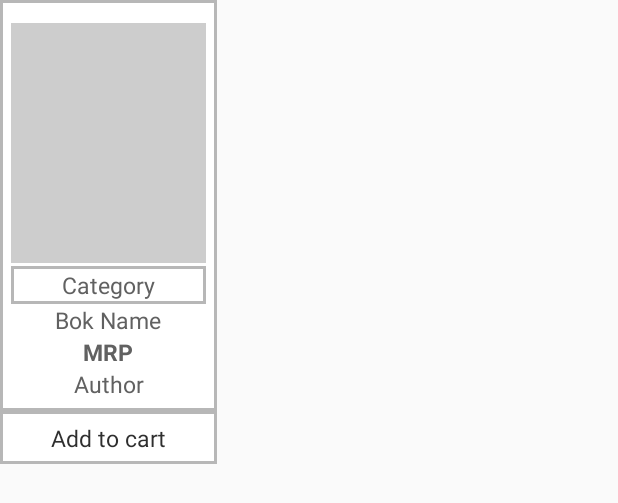
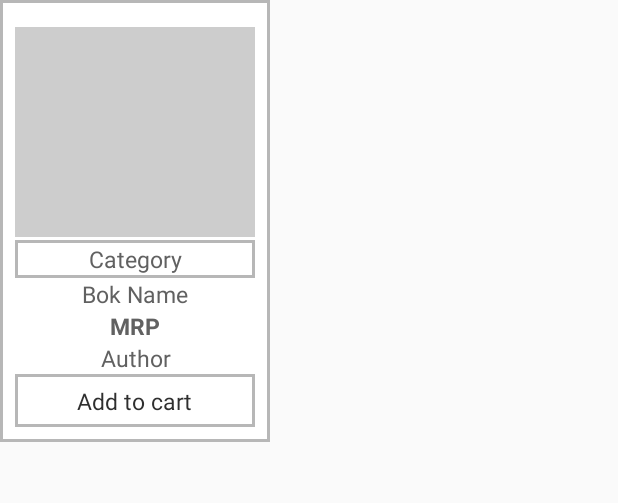
Before and after one commit to Anubhavkumar076/mypustak_updated_code-masters, an Android app: the layout wishlist_container.xml on its own in the app's theme, with its tools: preview values and no code run, on a phone screen of 412 x 824 dp. Shown: the top 503 px of the screen. Run offline under Robolectric (Android 15) with nearby library versions, the phone set to English and light mode, and no system bars; network calls fail.

Commit message:
Final Commit

```diff
--- a/app/src/main/java/com/mypushtak/app/Adapters/CartItemsAdapter.java
+++ b/app/src/main/java/com/mypushtak/app/Adapters/CartItemsAdapter.java
@@ -87,7 +87,7 @@ public class CartItemsAdapter extends RecyclerView.Adapter<CartItemsAdapter.View
         final String name=cartItem.getTitle();
         final String authors=cartItem.getAuthor();
         final int price=cartItem.getPrice();
-     final   int qtys=cartItem.getQty();
+        final   int qtys=cartItem.getQty();
         int shipping=cartItem.getShipping();
         int handling=cartItem.getHandelling();
 
--- a/app/src/main/java/com/mypushtak/app/Adapters/DeliveryAddressAdapter.java
+++ b/app/src/main/java/com/mypushtak/app/Adapters/DeliveryAddressAdapter.java
@@ -56,7 +56,7 @@ public class DeliveryAddressAdapter extends RecyclerView.Adapter<DeliveryAddress
                 String phone= String.valueOf(address.getPhone_no());
                 Intent i=new Intent(context, EditAddress.class);
                 i.putExtra("addressid",address.getAddress_id());
-                EditAddressData data=new EditAddressData(address.getRec_name(),address.getAddress(),address.getLandmarkh(),address.getState_name(),address.getCity(),pincode,phone);
+                EditAddressData data=new EditAddressData(address.getRec_name(),address.getAddress(),address.getLandmarkh(),address.getState_name(),address.getCity(),pincode,phone,address.getAddress_id());
 
                 Log.d("delivery wala",""+address.getRec_name()+"  "+address.getAddress());
                 Log.d("delivery data",""+data.getContact()+" "+data.getReciever()+" "+data.getPincode()+"  "+data.getTotal_amount());
@@ -69,10 +69,11 @@ public class DeliveryAddressAdapter extends RecyclerView.Adapter<DeliveryAddress
             public void onClick(View view) {
                 String pincode= String.valueOf(address.getPincode());
                 String phone= String.valueOf(address.getPhone_no());
-                EditAddressData data=new EditAddressData(address.getRec_name(),address.getAddress(),address.getLandmarkh(),address.getState_name(),address.getCity(),pincode,phone);
+                EditAddressData data=new EditAddressData(address.getRec_name(),address.getAddress(),address.getLandmarkh(),address.getState_name(),address.getCity(),pincode,phone,address.getAddress_id());
                 Log.d("delivery wala",""+address.getRec_name()+"  "+address.getAddress());
                 Log.d("delivery data",""+data.getContact()+" "+data.getReciever()+" "+data.getPincode()+"  "+data.getTotal_amount());
                 Intent i=new Intent(context, CaptchaConfirmation.class);
+                i.putExtra("deliver_address_id",""+address.getAddress_id());
                 context.startActivity(i);
 
             }
--- a/app/src/main/res/layout/app_bar_home_old.xml
+++ b/app/src/main/res/layout/app_bar_home_old.xml
@@ -28,7 +28,8 @@
                 android:layout_height="50dp"
                 android:layout_alignParentRight="true"
                 android:padding="15dp"
-                android:src="@drawable/search_icon" />
+                android:src="@drawable/search_icon"
+                android:id="@+id/search_"/>
 
             <ImageView
                 android:id="@+id/home_icon"
--- a/app/src/main/res/layout/wishlist_container.xml
+++ b/app/src/main/res/layout/wishlist_container.xml
@@ -1,88 +1,87 @@
 <?xml version="1.0" encoding="utf-8"?>
 <RelativeLayout
     xmlns:android="http://schemas.android.com/apk/res/android"
-    android:layout_width="match_parent"
-    android:layout_height="match_parent"
+
+    android:layout_width="180dp"
+    android:layout_height="wrap_content"
+
     >
 
 
    <RelativeLayout
-       android:layout_width="wrap_content"
+       android:layout_width="match_parent"
        android:layout_height="wrap_content"
        android:background="@drawable/grey_border_box"
-       android:padding="7dp"
+       android:padding="10dp"
        android:id="@+id/relative"
        >
        <ImageView
-           android:layout_width="130dp"
-           android:layout_height="160dp"
-           android:id="@+id/g1"
-
+           android:layout_width="match_parent"
+           android:layout_height="140dp"
+           android:id="@+id/wishlist_thumb"
            android:layout_marginTop="8dp"
            android:background="#cdcdcd"
 
            />
        <TextView
-           android:layout_width="130dp"
+           android:layout_width="match_parent"
            android:layout_height="25dp"
            android:text="Category"
            android:gravity="center"
            android:layout_marginTop="2dp"
            android:textSize="15sp"
            android:background="@drawable/grey_border_box"
-           android:id="@+id/txt"
+           android:id="@+id/wishlist_category"
            android:textColor="#616161"
-           android:layout_below="@+id/g1"
+           android:layout_below="@+id/wishlist_thumb"
 
            />
        <TextView
-           android:layout_width="130dp"
+           android:layout_width="match_parent"
            android:layout_height="wrap_content"
            android:text="Bok Name"
            android:gravity="center"
            android:textSize="15sp"
-           android:id="@+id/bookname1"
+           android:id="@+id/wishlist_book"
            android:textColor="#616161"
-           android:layout_below="@+id/txt"
+           android:layout_below="@+id/wishlist_category"
             />
 
        <TextView
-           android:layout_width="130dp"
+           android:layout_width="match_parent"
            android:layout_height="wrap_content"
            android:text="MRP"
            android:gravity="center"
            android:textSize="15sp"
-           android:id="@+id/bookname2"
+           android:id="@+id/wishlist_mrp"
            android:textStyle="bold"
            android:textColor="#616161"
-           android:layout_below="@+id/bookname1"
+           android:layout_below="@+id/wishlist_book"
             />
        <TextView
-           android:layout_width="130dp"
+           android:layout_width="match_parent"
            android:layout_height="wrap_content"
            android:text="Author"
            android:gravity="center"
            android:textSize="15sp"
-           android:id="@+id/bookname3"
+           android:id="@+id/wishlist_author"
            android:textColor="#616161"
-           android:layout_below="@+id/bookname2"
+           android:layout_below="@+id/wishlist_mrp"
             />
 
-
-
-   </RelativeLayout>
-
        <RelativeLayout
-        android:layout_width="wrap_content"
+           android:layout_width="match_parent"
            android:layout_height="35dp"
-        android:layout_below="@id/relative"
+           android:layout_below="@id/wishlist_author"
+           android:id="@+id/wishlist_add_cart"
            android:padding="7dp"
-        android:background="@drawable/grey_border_box">
+           android:background="@drawable/grey_border_box"
+           >
            <TextView
                android:layout_width="130dp"
                android:layout_height="30dp"
                android:text="Add to cart"
-            android:gravity="center"
+               android:layout_centerHorizontal="true"
                android:textSize="15sp"
                android:textColor="#2f2f2f"
                android:textAlignment="center"
@@ -91,4 +90,10 @@
        </RelativeLayout>
 
 
+
    </RelativeLayout>
+
+
+
+
+</RelativeLayout>
```
Also changed, not shown: app/src/main/java/com/mypushtak/app/Activity/CaptchaConfirmation.java (+130 -2 lines), app/src/main/java/com/mypushtak/app/Activity/CartItemsActivity.java (+14 -4 lines), app/src/main/java/com/mypushtak/app/Activity/Wishlist.java (+193 -0 lines), app/src/main/java/com/mypushtak/app/Adapters/WishlistAdapter.java (added, +136 -0 lines), app/src/main/java/com/mypushtak/app/Bean/ConstantUrl.java (+11 -1 lines), app/src/main/java/com/mypushtak/app/Singleton/EditAddressData.java (+11 -1 lines), app/src/main/java/com/mypushtak/app/Singleton/OrderBookDetails.java (added, +47 -0 lines), app/src/main/java/com/mypushtak/app/Singleton/WishlistData.java (added, +92 -0 lines), app/src/main/res/layout/activity_wishlist.xml (+12 -1 lines). Lines whose indentation alone changed are shown as unchanged.
